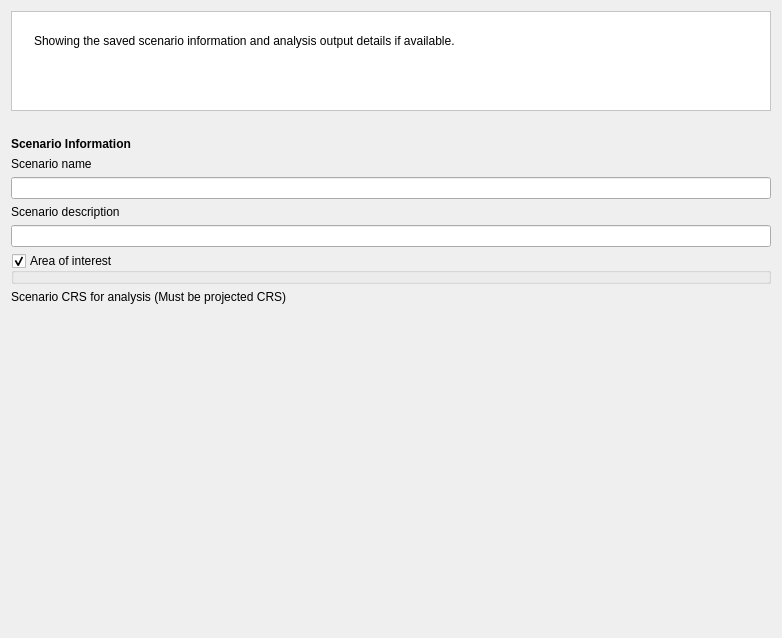
The window that src/cplus_plugin/ui/scenario_dialog.ui (ConservationInternational/cplus-plugin) describes before a commit, drawn with Qt 5.
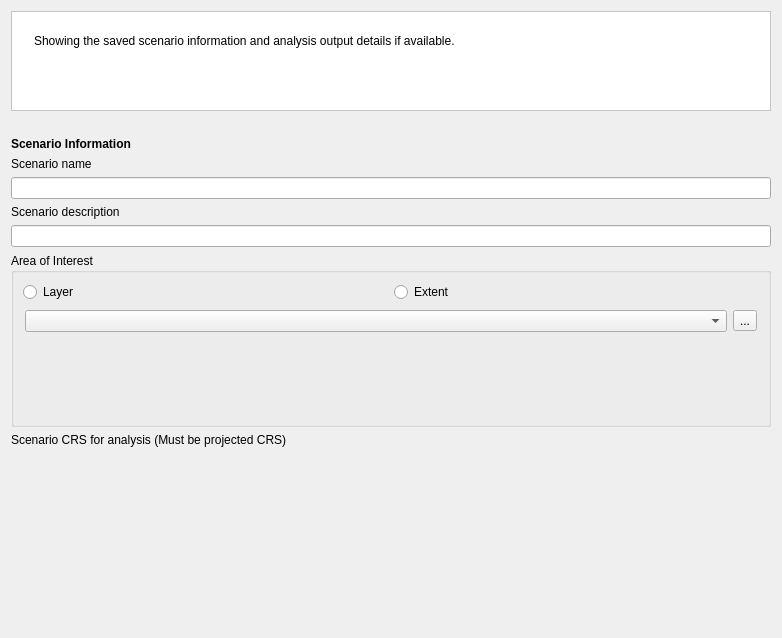
The same window after the commit. Icons and pictures are not drawn. Custom widgets are drawn as their Qt base class.

Diff of the .ui file:
```diff
--- a/src/cplus_plugin/ui/scenario_dialog.ui
+++ b/src/cplus_plugin/ui/scenario_dialog.ui
@@ -158,12 +158,66 @@
     </widget>
    </item>
    <item>
+    <widget class="QGroupBox" name="group_box_aoi">
+      <property name="title">
+        <string>Area of Interest</string>
+      </property>
+      <layout class="QGridLayout" name="gridLayout_3">
+        <item row="0" column="0">
+          <widget class="QRadioButton" name="rb_studyarea">
+            <property name="text">
+              <string>Layer</string>
+            </property>
+          </widget>
+        </item>
+        <item row="0" column="1">
+          <widget class="QRadioButton" name="rb_extent">
+            <property name="text">
+              <string>Extent</string>
+            </property>
+          </widget>
+        </item>
+        <item row="1" column="0" colspan="2">
+          <widget class="QStackedWidget" name="studyarea_stacked_widget">
+            <property name="frameShape">
+              <enum>QFrame::NoFrame</enum>
+            </property>
+            <property name="currentIndex">
+              <number>0</number>
+            </property>
+            <widget class="QWidget" name="pg_local">
+              <layout class="QGridLayout" name="gridLayout_2">
+                <property name="leftMargin">
+                  <number>2</number>
+                </property>
+                <property name="topMargin">
+                  <number>2</number>
+                </property>
+                <property name="rightMargin">
+                  <number>2</number>
+                </property>
+                <property name="bottomMargin">
+                  <number>2</number>
+                </property>
+                <item row="0" column="0" alignment="Qt::AlignTop">
+                  <widget class="QgsMapLayerComboBox" name="cbo_studyarea">                 
+                  </widget>
+                </item>
+                <item row="0" column="1" alignment="Qt::AlignTop">
+                  <widget class="QToolButton" name="btn_choose_studyarea_file">
+                  <property name="text">
+                    <string>...</string>
+                  </property>
+                  </widget>
+                </item>
+              </layout>
+            </widget>
     <widget class="QgsExtentGroupBox" name="extent_box">
      <property name="toolTip">
       <string>Shows the saved scenario extent</string>
      </property>
      <property name="title">
-      <string>Area of interest</string>
+                <string>Area of interest (Study Area)</string>
      </property>
      <property name="checkable">
       <bool>true</bool>
@@ -172,6 +226,10 @@
       <bool>false</bool>
      </property>
     </widget>
+          </widget>
+        </item>
+      </layout>
+    </widget>
    </item>
    <item>
     <widget class="QLabel" name="lblCrsdescription">
@@ -211,6 +269,12 @@
    <header>qgsextentgroupbox.h</header>
    <container>1</container>
   </customwidget>
+  <customwidget>
+   <class>QgsMapLayerComboBox</class>
+   <extends>QComboBox</extends>
+   <header>qgsmaplayercombobox.h</header>
+   <container>1</container>
+  </customwidget>
   <customwidget>
    <class>QgsProjectionSelectionWidget</class>
    <extends>QWidget</extends>
```
Left out of the diff: 3 changed lines with no effect on the pictures. Lines whose indentation alone changed are shown as unchanged.
